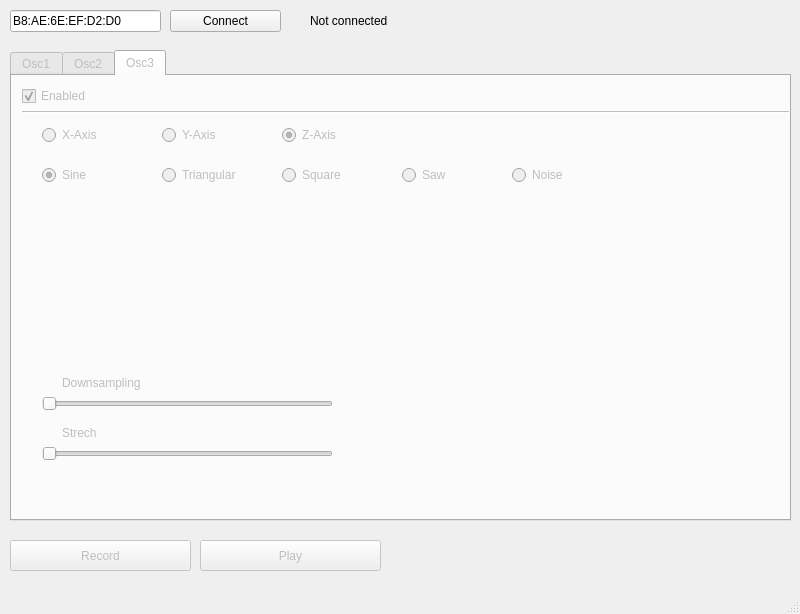
MaxSchu/ITT_SS16, file ProjectAndreas/mainwindow.ui: the form before one commit.
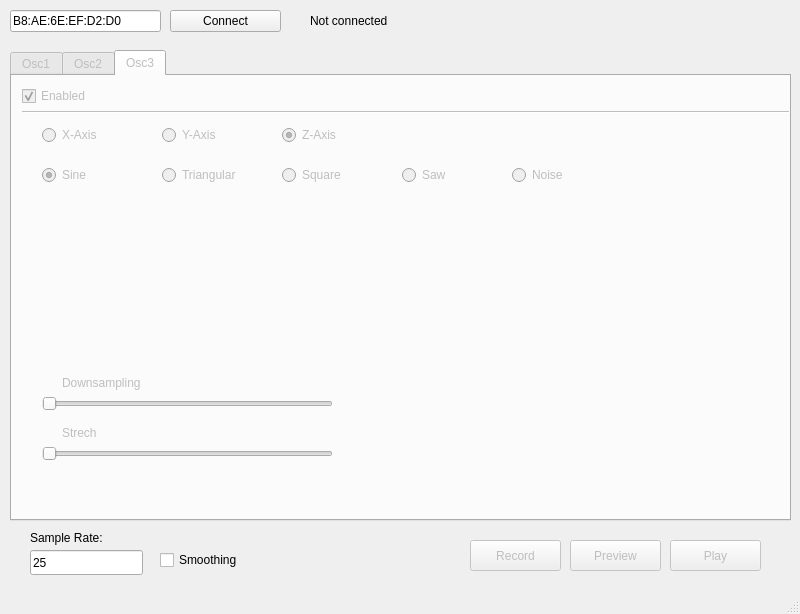
The form after the commit. The open tabs and pages were chosen to show the change.

The edit to the form file:
```diff
--- a/ProjectAndreas/mainwindow.ui
+++ b/ProjectAndreas/mainwindow.ui
@@ -914,9 +914,9 @@
     </property>
     <property name="geometry">
      <rect>
-      <x>10</x>
+      <x>470</x>
       <y>540</y>
-      <width>181</width>
+      <width>91</width>
       <height>31</height>
      </rect>
     </property>
@@ -943,9 +943,9 @@
     </property>
     <property name="geometry">
      <rect>
-      <x>200</x>
+      <x>670</x>
       <y>540</y>
-      <width>181</width>
+      <width>91</width>
       <height>31</height>
      </rect>
     </property>
@@ -953,6 +953,64 @@
      <string>Play</string>
     </property>
    </widget>
+   <widget class="QLabel" name="label_7">
+    <property name="geometry">
+     <rect>
+      <x>30</x>
+      <y>530</y>
+      <width>101</width>
+      <height>16</height>
+     </rect>
+    </property>
+    <property name="text">
+     <string>Sample Rate:</string>
+    </property>
+   </widget>
+   <widget class="QLineEdit" name="sample_rate">
+    <property name="geometry">
+     <rect>
+      <x>30</x>
+      <y>550</y>
+      <width>113</width>
+      <height>25</height>
+     </rect>
+    </property>
+    <property name="text">
+     <string>25</string>
+    </property>
+    <property name="maxLength">
+     <number>5</number>
+    </property>
+   </widget>
+   <widget class="QCheckBox" name="smoothing">
+    <property name="geometry">
+     <rect>
+      <x>160</x>
+      <y>550</y>
+      <width>101</width>
+      <height>20</height>
+     </rect>
+    </property>
+    <property name="text">
+     <string>Smoothing</string>
+    </property>
+   </widget>
+   <widget class="QPushButton" name="preview">
+    <property name="enabled">
+     <bool>false</bool>
+    </property>
+    <property name="geometry">
+     <rect>
+      <x>570</x>
+      <y>540</y>
+      <width>91</width>
+      <height>31</height>
+     </rect>
+    </property>
+    <property name="text">
+     <string>Preview</string>
+    </property>
+   </widget>
   </widget>
   <widget class="QMenuBar" name="menubar">
    <property name="geometry">
```
Left out of the diff: 46 changed lines with no effect on the pictures.
